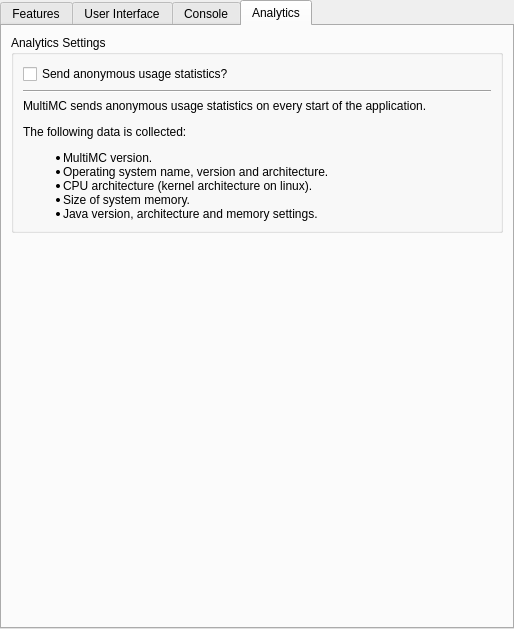
FallingAnvils/MultiMC5, file application/pages/global/MultiMCPage.ui: the form before one commit.
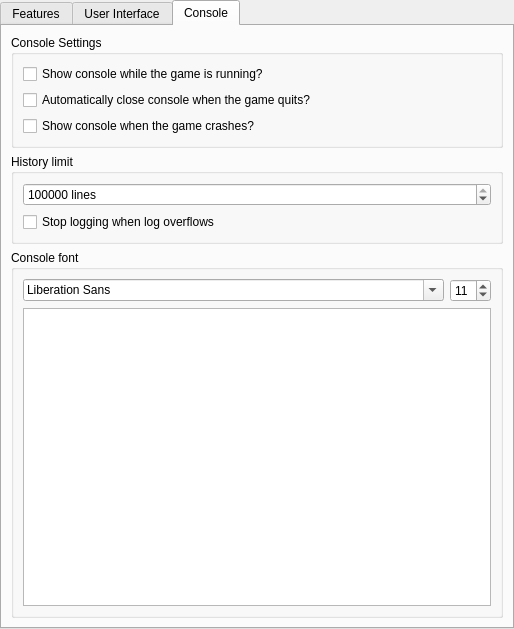
The form after the commit. The open tabs and pages were chosen to show the change.

Commit message: remove analytics

Patch:
```diff
--- a/application/pages/global/MultiMCPage.ui
+++ b/application/pages/global/MultiMCPage.ui
@@ -459,69 +459,6 @@
        </item>
       </layout>
      </widget>
-     <widget class="QWidget" name="analyticsTab">
-      <attribute name="title">
-       <string>Analytics</string>
-      </attribute>
-      <layout class="QVBoxLayout" name="verticalLayout_8">
-       <item>
-        <widget class="QGroupBox" name="consoleSettingsBox_2">
-         <property name="title">
-          <string>Analytics Settings</string>
-         </property>
-         <layout class="QVBoxLayout" name="verticalLayout_4">
-          <item>
-           <widget class="QCheckBox" name="analyticsCheck">
-            <property name="text">
-             <string>Send anonymous usage statistics?</string>
-            </property>
-           </widget>
-          </item>
-          <item>
-           <widget class="Line" name="line">
-            <property name="orientation">
-             <enum>Qt::Horizontal</enum>
-            </property>
-           </widget>
-          </item>
-          <item>
-           <widget class="QLabel" name="label_5">
-            <property name="text">
-             <string>&lt;html&gt;&lt;head/&gt;
-&lt;body&gt;
-&lt;p&gt;MultiMC sends anonymous usage statistics on every start of the application.&lt;/p&gt;&lt;p&gt;The following data is collected:&lt;/p&gt;
-&lt;ul&gt;
-&lt;li&gt;MultiMC version.&lt;/li&gt;
-&lt;li&gt;Operating system name, version and architecture.&lt;/li&gt;
-&lt;li&gt;CPU architecture (kernel architecture on linux).&lt;/li&gt;
-&lt;li&gt;Size of system memory.&lt;/li&gt;
-&lt;li&gt;Java version, architecture and memory settings.&lt;/li&gt;
-&lt;/ul&gt;
-&lt;/body&gt;&lt;/html&gt;</string>
-            </property>
-            <property name="wordWrap">
-             <bool>true</bool>
-            </property>
-           </widget>
-          </item>
-         </layout>
-        </widget>
-       </item>
-       <item>
-        <spacer name="verticalSpacer">
-         <property name="orientation">
-          <enum>Qt::Vertical</enum>
-         </property>
-         <property name="sizeHint" stdset="0">
-          <size>
-           <width>20</width>
-           <height>40</height>
-          </size>
-         </property>
-        </spacer>
-       </item>
-      </layout>
-     </widget>
     </widget>
    </item>
   </layout>
```
Left out of the diff: 2 changed lines with no effect on the pictures. The commit also changes 17 other files.
